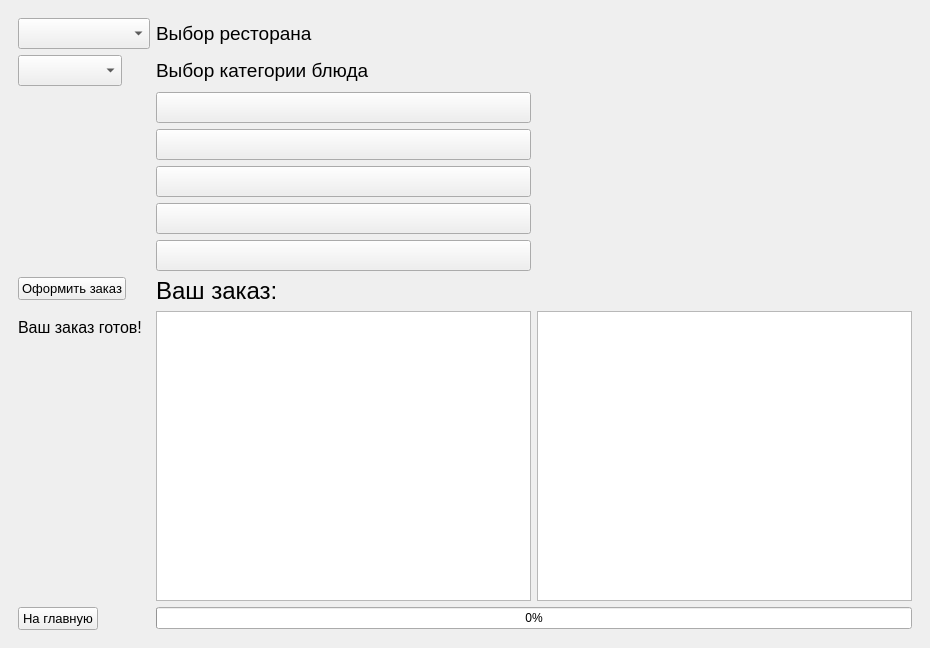
First picture: the form in main.ui, repository lilimejb/DLM, before the edit.
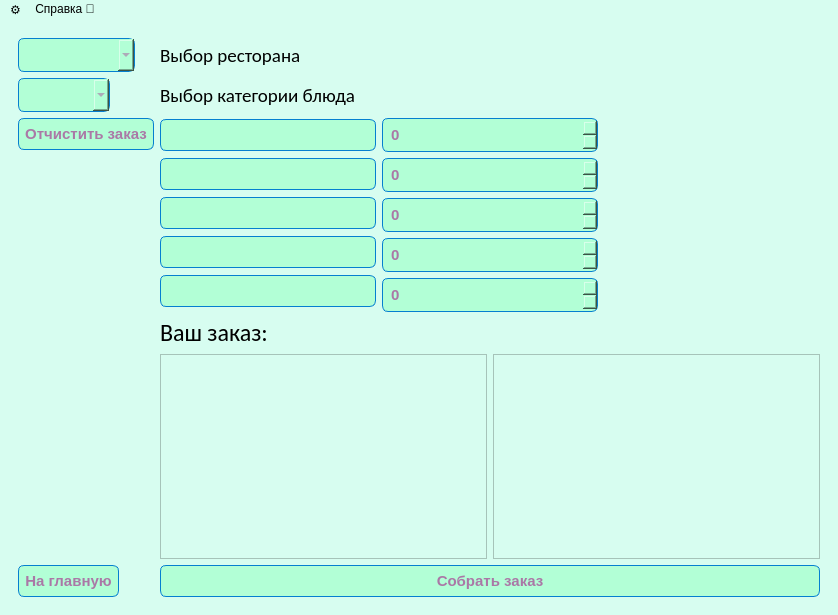
Second picture: the form after the edit. Icons and pictures are not drawn.

```diff
--- a/main.ui
+++ b/main.ui
@@ -6,17 +6,43 @@
    <rect>
     <x>0</x>
     <y>0</y>
-    <width>930</width>
-    <height>648</height>
+    <width>838</width>
+    <height>615</height>
    </rect>
   </property>
   <property name="windowTitle">
    <string>MainWindow</string>
   </property>
+  <property name="styleSheet">
+   <string notr="true">background-color: #D7FDF0;</string>
+  </property>
   <widget class="QWidget" name="centralwidget">
    <layout class="QGridLayout" name="gridLayout">
-    <item row="0" column="0">
+    <item row="2" column="0">
      <widget class="QStackedWidget" name="stack">
+      <property name="styleSheet">
+       <string>#reg_button{
+	background:linear-gradient(to bottom, #62c1e0 5%, #019ad2 100%);
+	background-color:#B2FFD6;
+	border-radius:6px;
+	border:1px solid #057fd0;
+	color:#AA78A6;
+	font-family:Arial;
+	font-size:15px;
+	font-weight:bold;
+	padding:6px 6px;
+	text-decoration:none;
+}
+#reg_button:hover {
+	background:linear-gradient(to bottom, #019ad2 5%, #62c1e0 100%);
+	background-color:#B4D6D3;
+}
+#reg_button:active {
+	position:relative;
+	top:1px;
+}
+</string>
+      </property>
       <property name="currentIndex">
        <number>2</number>
       </property>
@@ -138,9 +164,37 @@
              <widget class="QComboBox" name="rest_choose">
               <property name="font">
                <font>
-                <pointsize>14</pointsize>
+                <family>Arial</family>
+                <pointsize>-1</pointsize>
+                <weight>75</weight>
+                <bold>true</bold>
+                <underline>false</underline>
+                <strikeout>false</strikeout>
                </font>
               </property>
+              <property name="styleSheet">
+               <string notr="true">#rest_choose{
+	background:linear-gradient(to bottom, #62c1e0 5%, #019ad2 100%);
+	background-color:#B2FFD6;
+	border-radius:6px;
+	border:1px solid #057fd0;
+	color:#AA78A6;
+	font-family:Arial;
+	font-size:15px;
+	font-weight:bold;
+	padding:6px 6px;
+	text-decoration:none;
+}
+#rest_choose:hover {
+	background:linear-gradient(to bottom, #019ad2 5%, #62c1e0 100%);
+	background-color:#B4D6D3;
+}
+#rest_choose:active {
+	position:relative;
+	top:1px;
+}
+</string>
+              </property>
               <item>
                <property name="text">
                 <string/>
@@ -167,6 +221,7 @@
              <widget class="QLabel" name="label_3">
               <property name="font">
                <font>
+                <family>Calibri</family>
                 <pointsize>14</pointsize>
                </font>
               </property>
@@ -179,9 +234,37 @@
              <widget class="QComboBox" name="category_choose">
               <property name="font">
                <font>
-                <pointsize>14</pointsize>
+                <family>Arial</family>
+                <pointsize>-1</pointsize>
+                <weight>75</weight>
+                <bold>true</bold>
+                <underline>false</underline>
+                <strikeout>false</strikeout>
                </font>
               </property>
+              <property name="styleSheet">
+               <string notr="true">#category_choose{
+	background:linear-gradient(to bottom, #62c1e0 5%, #019ad2 100%);
+	background-color:#B2FFD6;
+	border-radius:6px;
+	border:1px solid #057fd0;
+	color:#AA78A6;
+	font-family:Arial;
+	font-size:15px;
+	font-weight:bold;
+	padding:6px 6px;
+	text-decoration:none;
+}
+#category_choose:hover {
+	background:linear-gradient(to bottom, #019ad2 5%, #62c1e0 100%);
+	background-color:#B4D6D3;
+}
+#category_choose:active {
+	position:relative;
+	top:1px;
+}
+</string>
+              </property>
               <item>
                <property name="text">
                 <string/>
@@ -208,6 +291,7 @@
              <widget class="QLabel" name="label_4">
               <property name="font">
                <font>
+                <family>Calibri</family>
                 <pointsize>14</pointsize>
                </font>
               </property>
@@ -216,6 +300,36 @@
               </property>
              </widget>
             </item>
+            <item row="2" column="0">
+             <widget class="QPushButton" name="clean_list">
+              <property name="styleSheet">
+               <string notr="true">#clean_list{
+	background:linear-gradient(to bottom, #62c1e0 5%, #019ad2 100%);
+	background-color:#B2FFD6;
+	border-radius:6px;
+	border:1px solid #057fd0;
+	color:#AA78A6;
+	font-family:Arial;
+	font-size:15px;
+	font-weight:bold;
+	padding:6px 6px;
+	text-decoration:none;
+}
+#clean_list:hover {
+	background:linear-gradient(to bottom, #019ad2 5%, #62c1e0 100%);
+	background-color:#B4D6D3;
+}
+#clean_list:active {
+	position:relative;
+	top:1px;
+}
+</string>
+              </property>
+              <property name="text">
+               <string>Отчистить заказ</string>
+              </property>
+             </widget>
+            </item>
             <item row="2" column="1">
              <layout class="QGridLayout" name="gridLayout_8">
               <item row="1" column="0">
@@ -226,9 +340,37 @@
                    <widget class="QPushButton" name="position_1_pick">
                     <property name="font">
                      <font>
-                      <pointsize>14</pointsize>
+                      <family>Arial</family>
+                      <pointsize>-1</pointsize>
+                      <weight>75</weight>
+                      <bold>true</bold>
+                      <underline>false</underline>
+                      <strikeout>false</strikeout>
                      </font>
                     </property>
+                    <property name="styleSheet">
+                     <string notr="true">#position_1_pick{
+	background:linear-gradient(to bottom, #62c1e0 5%, #019ad2 100%);
+	background-color:#B2FFD6;
+	border-radius:6px;
+	border:1px solid #057fd0;
+	color:#AA78A6;
+	font-family:Arial;
+	font-size:15px;
+	font-weight:bold;
+	padding:6px 6px;
+	text-decoration:none;
+}
+#position_1_pick:hover {
+	background:linear-gradient(to bottom, #019ad2 5%, #62c1e0 100%);
+	background-color:#B4D6D3;
+}
+#position_1_pick:active {
+	position:relative;
+	top:1px;
+}
+</string>
+                    </property>
                     <property name="text">
                      <string/>
                     </property>
@@ -238,9 +380,37 @@
                    <widget class="QPushButton" name="position_2_pick">
                     <property name="font">
                      <font>
-                      <pointsize>14</pointsize>
+                      <family>Arial</family>
+                      <pointsize>-1</pointsize>
+                      <weight>75</weight>
+                      <bold>true</bold>
+                      <underline>false</underline>
+                      <strikeout>false</strikeout>
                      </font>
                     </property>
+                    <property name="styleSheet">
+                     <string notr="true">#position_2_pick{
+	background:linear-gradient(to bottom, #62c1e0 5%, #019ad2 100%);
+	background-color:#B2FFD6;
+	border-radius:6px;
+	border:1px solid #057fd0;
+	color:#AA78A6;
+	font-family:Arial;
+	font-size:15px;
+	font-weight:bold;
+	padding:6px 6px;
+	text-decoration:none;
+}
+#position_2_pick:hover {
+	background:linear-gradient(to bottom, #019ad2 5%, #62c1e0 100%);
+	background-color:#B4D6D3;
+}
+#position_2_pick:active {
+	position:relative;
+	top:1px;
+}
+</string>
+                    </property>
                     <property name="text">
                      <string/>
                     </property>
@@ -250,9 +420,37 @@
                    <widget class="QPushButton" name="position_3_pick">
                     <property name="font">
                      <font>
-                      <pointsize>14</pointsize>
+                      <family>Arial</family>
+                      <pointsize>-1</pointsize>
+                      <weight>75</weight>
+                      <bold>true</bold>
+                      <underline>false</underline>
+                      <strikeout>false</strikeout>
                      </font>
                     </property>
+                    <property name="styleSheet">
+                     <string notr="true">#position_3_pick{
+	background:linear-gradient(to bottom, #62c1e0 5%, #019ad2 100%);
+	background-color:#B2FFD6;
+	border-radius:6px;
+	border:1px solid #057fd0;
+	color:#AA78A6;
+	font-family:Arial;
+	font-size:15px;
+	font-weight:bold;
+	padding:6px 6px;
+	text-decoration:none;
+}
+#position_3_pick:hover {
+	background:linear-gradient(to bottom, #019ad2 5%, #62c1e0 100%);
+	background-color:#B4D6D3;
+}
+#position_3_pick:active {
+	position:relative;
+	top:1px;
+}
+</string>
+                    </property>
                     <property name="text">
                      <string/>
                     </property>
@@ -262,9 +460,37 @@
                    <widget class="QPushButton" name="position_4_pick">
                     <property name="font">
                      <font>
-                      <pointsize>14</pointsize>
+                      <family>Arial</family>
+                      <pointsize>-1</pointsize>
+                      <weight>75</weight>
+                      <bold>true</bold>
+                      <underline>false</underline>
+                      <strikeout>false</strikeout>
                      </font>
                     </property>
+                    <property name="styleSheet">
+                     <string notr="true">#position_4_pick{
+	background:linear-gradient(to bottom, #62c1e0 5%, #019ad2 100%);
+	background-color:#B2FFD6;
+	border-radius:6px;
+	border:1px solid #057fd0;
+	color:#AA78A6;
+	font-family:Arial;
+	font-size:15px;
+	font-weight:bold;
+	padding:6px 6px;
+	text-decoration:none;
+}
+#position_4_pick:hover {
+	background:linear-gradient(to bottom, #019ad2 5%, #62c1e0 100%);
+	background-color:#B4D6D3;
+}
+#position_4_pick:active {
+	position:relative;
+	top:1px;
+}
+</string>
+                    </property>
                     <property name="text">
                      <string/>
                     </property>
@@ -274,9 +500,37 @@
                    <widget class="QPushButton" name="position_5_pick">
                     <property name="font">
                      <font>
-                      <pointsize>14</pointsize>
+                      <family>Arial</family>
+                      <pointsize>-1</pointsize>
+                      <weight>75</weight>
+                      <bold>true</bold>
+                      <underline>false</underline>
+                      <strikeout>false</strikeout>
                      </font>
                     </property>
+                    <property name="styleSheet">
+                     <string notr="true">#position_5_pick{
+	background:linear-gradient(to bottom, #62c1e0 5%, #019ad2 100%);
+	background-color:#B2FFD6;
+	border-radius:6px;
+	border:1px solid #057fd0;
+	color:#AA78A6;
+	font-family:Arial;
+	font-size:15px;
+	font-weight:bold;
+	padding:6px 6px;
+	text-decoration:none;
+}
+#position_5_pick:hover {
+	background:linear-gradient(to bottom, #019ad2 5%, #62c1e0 100%);
+	background-color:#B4D6D3;
+}
+#position_5_pick:active {
+	position:relative;
+	top:1px;
+}
+</string>
+                    </property>
                     <property name="text">
                      <string/>
                     </property>
@@ -284,6 +538,141 @@
                   </item>
                  </layout>
                 </item>
+                <item>
+                 <layout class="QVBoxLayout" name="verticalLayout_3">
+                  <item>
+                   <widget class="QSpinBox" name="position_1_amount">
+                    <property name="styleSheet">
+                     <string notr="true">#position_1_amount{
+	background:linear-gradient(to bottom, #62c1e0 5%, #019ad2 100%);
+	background-color:#B2FFD6;
+	border-radius:6px;
+	border:1px solid #057fd0;
+	color:#AA78A6;
+	font-family:Arial;
+	font-size:15px;
+	font-weight:bold;
+	padding:6px 6px;
+	text-decoration:none;
+}
+#position_1_amount:hover {
+	background:linear-gradient(to bottom, #019ad2 5%, #62c1e0 100%);
+	background-color:#B4D6D3;
+}
+#position_1_amount:active {
+	position:relative;
+	top:1px;
+}
+</string>
+                    </property>
+                   </widget>
+                  </item>
+                  <item>
+                   <widget class="QSpinBox" name="position_2_amount">
+                    <property name="styleSheet">
+                     <string notr="true">#position_2_amount{
+	background:linear-gradient(to bottom, #62c1e0 5%, #019ad2 100%);
+	background-color:#B2FFD6;
+	border-radius:6px;
+	border:1px solid #057fd0;
+	color:#AA78A6;
+	font-family:Arial;
+	font-size:15px;
+	font-weight:bold;
+	padding:6px 6px;
+	text-decoration:none;
+}
+#position_2_amount:hover {
+	background:linear-gradient(to bottom, #019ad2 5%, #62c1e0 100%);
+	background-color:#B4D6D3;
+}
+#position_2_amount:active {
+	position:relative;
+	top:1px;
+}</string>
+                    </property>
+                   </widget>
+                  </item>
+                  <item>
+                   <widget class="QSpinBox" name="position_3_amount">
+                    <property name="styleSheet">
+                     <string notr="true">#position_3_amount{
+	background:linear-gradient(to bottom, #62c1e0 5%, #019ad2 100%);
+	background-color:#B2FFD6;
+	border-radius:6px;
+	border:1px solid #057fd0;
+	color:#AA78A6;
+	font-family:Arial;
+	font-size:15px;
+	font-weight:bold;
+	padding:6px 6px;
+	text-decoration:none;
+}
+#position_3_amount:hover {
+	background:linear-gradient(to bottom, #019ad2 5%, #62c1e0 100%);
+	background-color:#B4D6D3;
+}
+#position_3_amount:active {
+	position:relative;
+	top:1px;
+}</string>
+                    </property>
+                   </widget>
+                  </item>
+                  <item>
+                   <widget class="QSpinBox" name="position_4_amount">
+                    <property name="styleSheet">
+                     <string notr="true">#position_4_amount{
+	background:linear-gradient(to bottom, #62c1e0 5%, #019ad2 100%);
+	background-color:#B2FFD6;
+	border-radius:6px;
+	border:1px solid #057fd0;
+	color:#AA78A6;
+	font-family:Arial;
+	font-size:15px;
+	font-weight:bold;
+	padding:6px 6px;
+	text-decoration:none;
+}
+#position_4_amount:hover {
+	background:linear-gradient(to bottom, #019ad2 5%, #62c1e0 100%);
+	background-color:#B4D6D3;
+}
+#position_4_amount:active {
+	position:relative;
+	top:1px;
+}</string>
+                    </property>
+                   </widget>
+                  </item>
+                  <item>
+                   <widget class="QSpinBox" name="position_5_amount">
+                    <property name="styleSheet">
+                     <string notr="true">#position_5_amount{
+	background:linear-gradient(to bottom, #62c1e0 5%, #019ad2 100%);
+	background-color:#B2FFD6;
+	border-radius:6px;
+	border:1px solid #057fd0;
+	color:#AA78A6;
+	font-family:Arial;
+	font-size:15px;
+	font-weight:bold;
+	padding:6px 6px;
+	text-decoration:none;
+}
+#position_5_amount:hover {
+	background:linear-gradient(to bottom, #019ad2 5%, #62c1e0 100%);
+	background-color:#B4D6D3;
+}
+#position_5_amount:active {
+	position:relative;
+	top:1px;
+}</string>
+                    </property>
+                   </widget>
+                  </item>
+                 </layout>
+                </item>
                 <item>
                  <layout class="QVBoxLayout" name="verticalLayout_2">
                   <item>
@@ -352,22 +741,11 @@
               </item>
              </layout>
             </item>
-            <item row="3" column="0">
-             <widget class="QPushButton" name="make_order">
-              <property name="font">
-               <font>
-                <pointsize>10</pointsize>
-               </font>
-              </property>
-              <property name="text">
-               <string>Оформить заказ</string>
-              </property>
-             </widget>
-            </item>
-            <item row="3" column="1">
+            <item row="4" column="1">
              <widget class="QLabel" name="label_6">
               <property name="font">
                <font>
+                <family>Calibri</family>
                 <pointsize>18</pointsize>
                </font>
               </property>
@@ -376,52 +754,26 @@
               </property>
              </widget>
             </item>
-            <item row="4" column="0">
-             <widget class="QLabel" name="ready">
-              <property name="font">
-               <font>
-                <pointsize>12</pointsize>
-               </font>
-              </property>
-              <property name="text">
-               <string>Ваш заказ готов!</string>
-              </property>
-             </widget>
-            </item>
-            <item row="5" column="0">
-             <widget class="QPushButton" name="go_home_2">
-              <property name="font">
-               <font>
-                <pointsize>10</pointsize>
-               </font>
-              </property>
-              <property name="text">
-               <string>На главную</string>
-              </property>
-             </widget>
-            </item>
             <item row="5" column="1">
-             <widget class="QProgressBar" name="cooking_proc">
-              <property name="value">
-               <number>0</number>
-              </property>
-             </widget>
-            </item>
-            <item row="4" column="1">
              <layout class="QHBoxLayout" name="horizontalLayout">
               <item>
                <widget class="QTextBrowser" name="check">
                 <property name="font">
                  <font>
+                  <family>Calibri</family>
                   <pointsize>14</pointsize>
                  </font>
                 </property>
+                <property name="styleSheet">
+                 <string notr="true"/>
+                </property>
                </widget>
               </item>
               <item>
                <widget class="QTextBrowser" name="bill">
                 <property name="font">
                  <font>
+                  <family>Calibri</family>
                   <pointsize>14</pointsize>
                  </font>
                 </property>
@@ -429,6 +781,102 @@
               </item>
              </layout>
             </item>
+            <item row="6" column="0">
+             <widget class="QPushButton" name="go_home_2">
+              <property name="font">
+               <font>
+                <family>Arial</family>
+                <pointsize>-1</pointsize>
+                <weight>75</weight>
+                <bold>true</bold>
+                <underline>false</underline>
+                <strikeout>false</strikeout>
+               </font>
+              </property>
+              <property name="styleSheet">
+               <string notr="true">#go_home_2{
+	background:linear-gradient(to bottom, #62c1e0 5%, #019ad2 100%);
+	background-color:#B2FFD6;
+	border-radius:6px;
+	border:1px solid #057fd0;
+	color:#AA78A6;
+	font-family:Arial;
+	font-size:15px;
+	font-weight:bold;
+	padding:6px 6px;
+	text-decoration:none;
+}
+#go_home_2:hover {
+	background:linear-gradient(to bottom, #019ad2 5%, #62c1e0 100%);
+	background-color:#B4D6D3;
+}
+#go_home_2:active {
+	position:relative;
+	top:1px;
+}
+</string>
+              </property>
+              <property name="text">
+               <string>На главную</string>
+              </property>
+             </widget>
+            </item>
+            <item row="4" column="0">
+             <widget class="QLabel" name="error_label">
+              <property name="font">
+               <font>
+                <family>Calibri</family>
+                <pointsize>14</pointsize>
+               </font>
+              </property>
+              <property name="text">
+               <string/>
+              </property>
+             </widget>
+            </item>
+            <item row="6" column="1">
+             <widget class="QPushButton" name="create_order">
+              <property name="font">
+               <font>
+                <family>Arial</family>
+                <pointsize>-1</pointsize>
+                <weight>75</weight>
+                <bold>true</bold>
+                <underline>false</underline>
+                <strikeout>false</strikeout>
+               </font>
+              </property>
+              <property name="styleSheet">
+               <string notr="true">#create_order{
+	background:linear-gradient(to bottom, #62c1e0 5%, #019ad2 100%);
+	background-color:#B2FFD6;
+	border-radius:6px;
+	border:1px solid #057fd0;
+	color:#AA78A6;
+	font-family:Arial;
+	font-size:15px;
+	font-weight:bold;
+	padding:6px 6px;
+	text-decoration:none;
+}
+#create_order:hover {
+	background:linear-gradient(to bottom, #019ad2 5%, #62c1e0 100%);
+	background-color:#B4D6D3;
+}
+#create_order:active {
+	position:relative;
+	top:1px;
+}
+
+
+
+</string>
+              </property>
+              <property name="text">
+               <string>Собрать заказ</string>
+              </property>
+             </widget>
+            </item>
            </layout>
           </item>
          </layout>
@@ -488,6 +936,72 @@
     </item>
    </layout>
   </widget>
+  <widget class="QMenuBar" name="settings">
+   <property name="geometry">
+    <rect>
+     <x>0</x>
+     <y>0</y>
+     <width>838</width>
+     <height>27</height>
+    </rect>
+   </property>
+   <property name="styleSheet">
+    <string notr="true">
+#settings:hover {
+	background:linear-gradient(to bottom, #019ad2 5%, #62c1e0 100%);
+	background-color:#B4D6D3;
+}
+#settings:active {
+	position:relative;
+	top:1px;
+}
+</string>
+   </property>
+   <widget class="QMenu" name="menu">
+    <property name="title">
+     <string>⚙</string>
+    </property>
+    <widget class="QMenu" name="theme">
+     <property name="title">
+      <string>Тема</string>
+     </property>
+     <addaction name="green"/>
+     <addaction name="blue"/>
+    </widget>
+    <addaction name="theme"/>
+   </widget>
+   <widget class="QMenu" name="menu_2">
+    <property name="title">
+     <string>Справка 📓</string>
+    </property>
+   </widget>
+   <addaction name="menu"/>
+   <addaction name="menu_2"/>
+  </widget>
+  <action name="help">
+   <property name="text">
+    <string>Справка</string>
+   </property>
+  </action>
+  <action name="green">
+   <property name="text">
+    <string>Зелёная</string>
+   </property>
+   <property name="shortcut">
+    <string>Ctrl+Q</string>
+   </property>
+   <property name="priority">
+    <enum>QAction::NormalPriority</enum>
+   </property>
+  </action>
+  <action name="blue">
+   <property name="text">
+    <string>Синяя</string>
+   </property>
+   <property name="shortcut">
+    <string>Ctrl+E</string>
+   </property>
+  </action>
  </widget>
  <resources/>
  <connections/>
```
Left out of the diff: 305 changed lines with no effect on the pictures.
